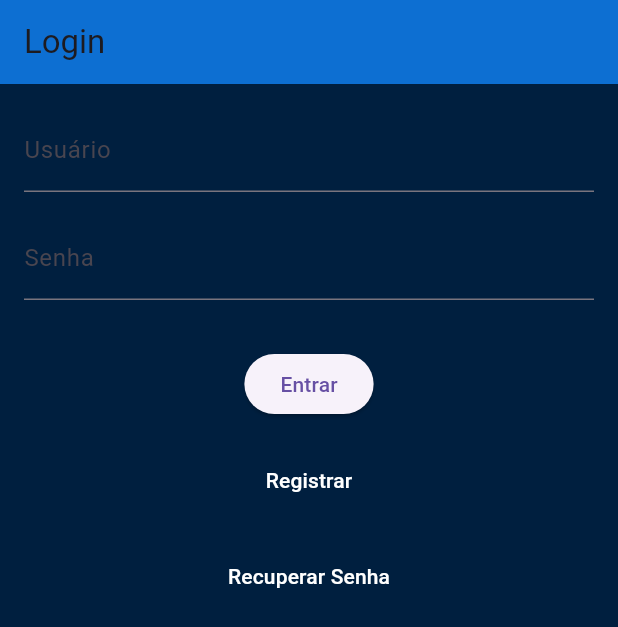
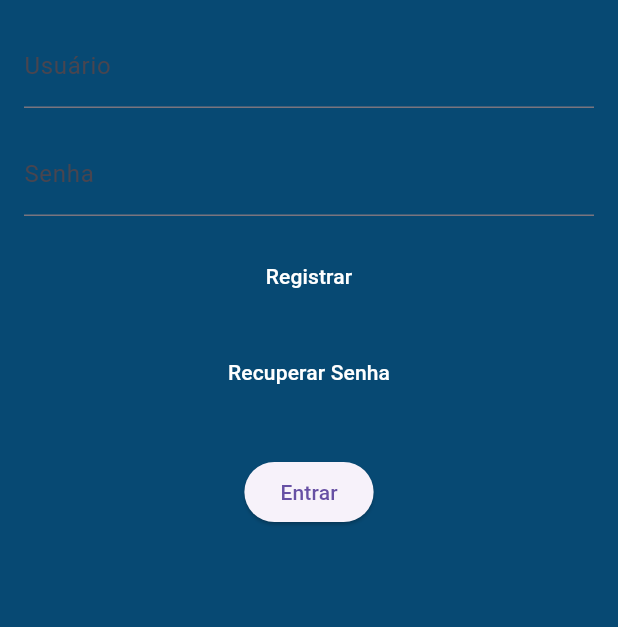
Before and after one commit to PedroBorgonhone/mobile_crypto, a Flutter app: the screen it shows after launch, on a phone screen of 412 x 824 dp. Shown: the top 627 px of the screen. Run offline on Flutter 3.47's test engine with Material 3 defaults, Android fonts, the phone set to English and light mode, and no system bars.

Commit message:
fix: Ajustes básicos na tela de Login para melhor entendimento

```diff
--- a/lib/my_app.dart
+++ b/lib/my_app.dart
@@ -10,8 +10,7 @@ class MyApp extends StatelessWidget {
       title: 'Cypto Paulo e Pedro',
       debugShowCheckedModeBanner: false,
       theme: ThemeData(
-        primarySwatch: Colors.indigo,
-        scaffoldBackgroundColor: Color(0xFF001F3F),
+        scaffoldBackgroundColor: Color(0xFF074973),
       ),
       home: TelaLogin(),
     );
--- a/lib/pages/tela_login.dart
+++ b/lib/pages/tela_login.dart
@@ -9,12 +9,6 @@ class TelaLogin extends StatelessWidget {
   @override
   Widget build(BuildContext context) {
     return Scaffold(
-
-      appBar: AppBar(
-        title: Text('Login'),
-        backgroundColor: Color(0xFF0074D9),
-        elevation: 10.0,
-      ),
 
       body: Padding(
         padding: const EdgeInsets.all(16.0),
@@ -31,16 +25,6 @@ class TelaLogin extends StatelessWidget {
               decoration: InputDecoration(
                 labelText: 'Senha',
               ),
-            ),
-            SizedBox(height: 32.0),
-            ElevatedButton(
-              onPressed: () {
-                Navigator.pushReplacement(
-                  context,
-                  MaterialPageRoute(builder: (context) => const TelaMenu()),
-                  );
-                },
-              child: Text('Entrar'),
             ),
             SizedBox(height: 16.0),
             TextButton(
@@ -66,6 +50,16 @@ class TelaLogin extends StatelessWidget {
                 'Recuperar Senha',
                 style: TextStyle(color: Colors.white),),
             ),
+            SizedBox(height: 32.0),
+            ElevatedButton(
+              onPressed: () {
+                Navigator.pushReplacement(
+                  context,
+                  MaterialPageRoute(builder: (context) => const TelaMenu()),
+                  );
+                },
+              child: Text('Entrar'),
+            ),
           ],
         ),
       ),
```
